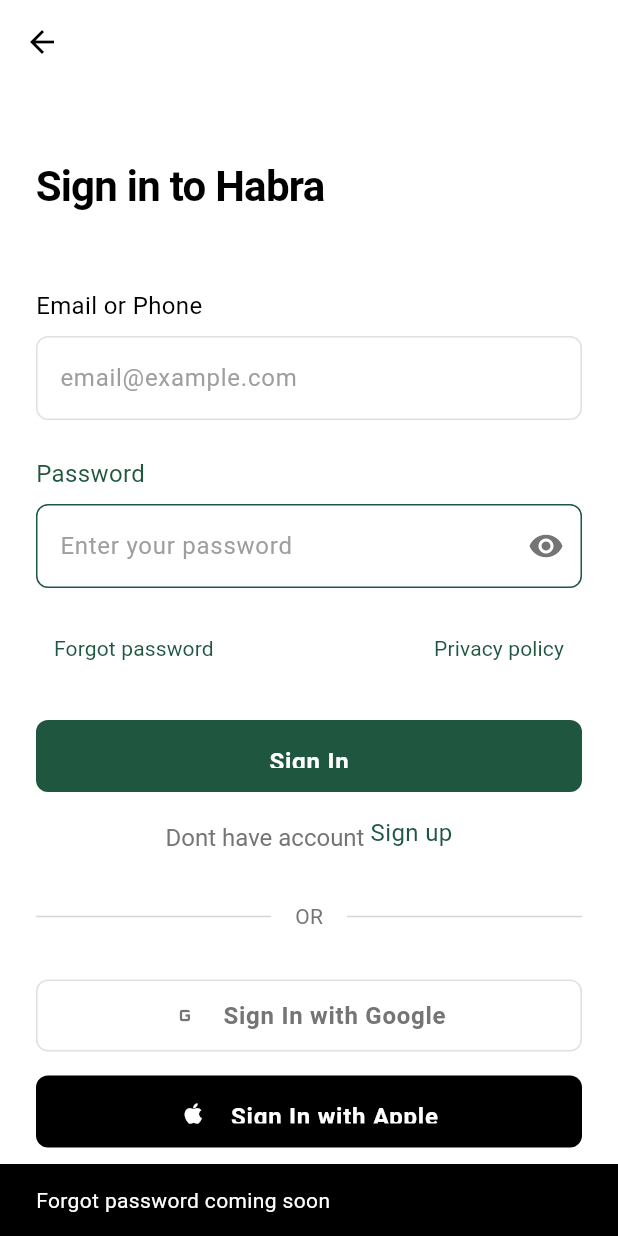
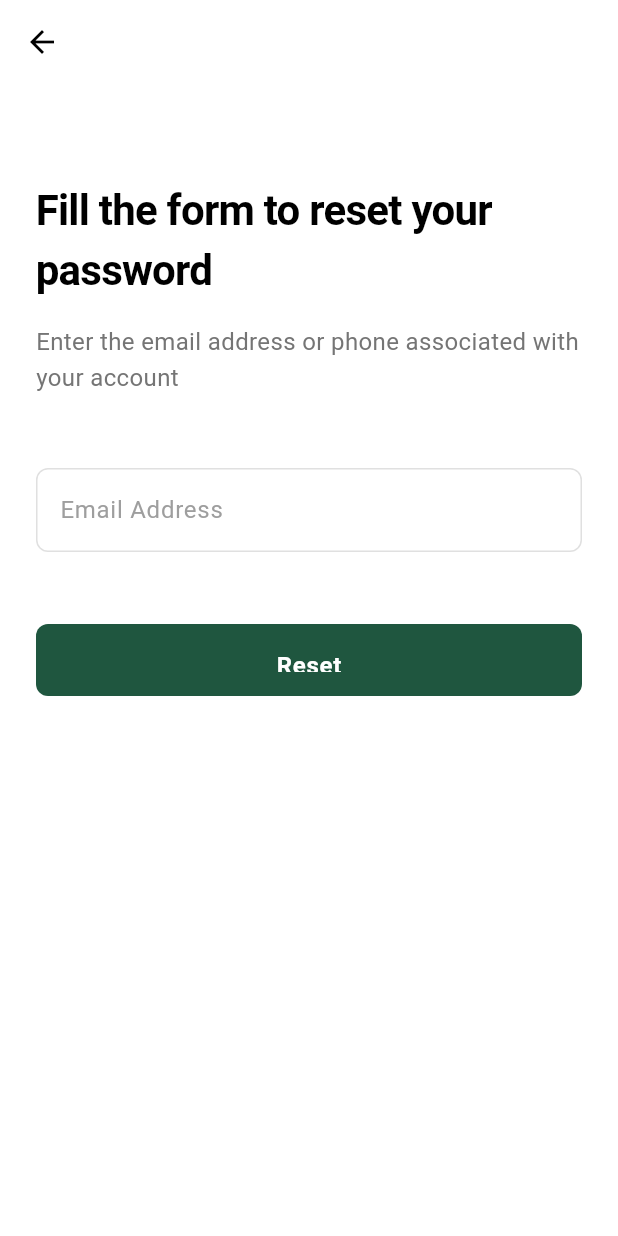
Before and after one commit to Qmem-Tech/Habra-Mobile-App, a Flutter app: the SignInPage screen opened directly, after a tap on "Forgot password", on a phone screen of 412 x 824 dp. Run offline on Flutter 3.47's test engine with Material 3 defaults, Android fonts, the phone set to English and light mode, and no system bars; our stand-ins replace cloud_firestore, connectivity_plus, dartz, dio, equatable, firebase_auth and 9 more; accounts and stored records are empty; project files that could hold a hidden picture were left out.

Commit message:
feat: forget password and reset password flow

```diff
--- /dev/null
+++ b/lib/features/auth/presentation/pages/forgot_password_page.dart
@@ -0,0 +1,134 @@
+import 'package:flutter/material.dart';
+import '../../../../core/resources/app_resources.dart';
+import '../../../../core/theme/app_colors.dart';
+import '../../../../core/theme/app_fonts.dart';
+import 'reset_password_page.dart';
+
+class ForgotPasswordPage extends StatefulWidget {
+  const ForgotPasswordPage({super.key});
+
+  @override
+  State<ForgotPasswordPage> createState() => _ForgotPasswordPageState();
+}
+
+class _ForgotPasswordPageState extends State<ForgotPasswordPage> {
+  final _formKey = GlobalKey<FormState>();
+  final _emailOrPhoneController = TextEditingController();
+
+  @override
+  void dispose() {
+    _emailOrPhoneController.dispose();
+    super.dispose();
+  }
+
+  void _onReset() {
+    if (_formKey.currentState!.validate()) {
+      Navigator.of(context).push(
+        MaterialPageRoute(
+          builder: (_) => ResetPasswordPage(
+            emailOrPhone: _emailOrPhoneController.text,
+          ),
+        ),
+      );
+    }
+  }
+
+  @override
+  Widget build(BuildContext context) {
+    return Scaffold(
+      backgroundColor: AppColors.backgroundWhite,
+      appBar: AppBar(
+        backgroundColor: AppColors.backgroundWhite,
+        elevation: 0,
+        leading: IconButton(
+          icon: const Icon(
+            Icons.arrow_back,
+            color: AppColors.textPrimary,
+          ),
+          onPressed: () => Navigator.of(context).pop(),
+        ),
+      ),
+      body: SafeArea(
+        child: SingleChildScrollView(
+          padding: const EdgeInsets.symmetric(
+            horizontal: AppResources.spacingL,
+            vertical: AppResources.spacingM,
+          ),
+          child: Form(
+            key: _formKey,
+            child: Column(
+              crossAxisAlignment: CrossAxisAlignment.start,
+              children: [
+                const SizedBox(height: AppResources.spacingXXL),
+
+                // Title
+                Text(
+                  'Fill the form to reset your password',
+                  style: AppFonts.largeTitle(color: AppColors.textPrimary),
+                ),
+                const SizedBox(height: AppResources.spacingM),
+
+                // Description
+                Text(
+                  'Enter the email address or phone associated with your account',
+                  style: AppFonts.body(color: AppColors.textSecondary),
+                ),
+                const SizedBox(height: AppResources.spacingXXL),
+
+                // Email or Phone field
+                TextFormField(
+                  controller: _emailOrPhoneController,
+                  keyboardType: TextInputType.emailAddress,
+                  decoration: InputDecoration(
+                    hintText: 'Email Address',
+                    hintStyle: AppFonts.body(color: AppColors.textTertiary),
+                    border: OutlineInputBorder(
+                      borderRadius: BorderRadius.circular(AppResources.radiusM),
+                      borderSide: BorderSide(color: AppColors.backgroundGrey),
+                    ),
+                    enabledBorder: OutlineInputBorder(
+                      borderRadius: BorderRadius.circular(AppResources.radiusM),
+                      borderSide: BorderSide(color: AppColors.backgroundGrey),
+                    ),
+                    focusedBorder: OutlineInputBorder(
+                      borderRadius: BorderRadius.circular(AppResources.radiusM),
+                      borderSide: const BorderSide(color: AppColors.brandPrimary),
+                    ),
+                  ),
+                  validator: (value) {
+                    if (value == null || value.isEmpty) {
+                      return 'Please enter your email address or phone number';
+                    }
+                    return null;
+                  },
+                ),
+                const SizedBox(height: AppResources.spacingXXL),
+
+                // Reset button
+                SizedBox(
+                  width: double.infinity,
+                  height: AppResources.buttonHeightM,
+                  child: ElevatedButton(
+                    onPressed: _onReset,
+                    style: ElevatedButton.styleFrom(
+                      backgroundColor: AppColors.brandPrimary,
+                      foregroundColor: AppColors.textOnPrimary,
+                      elevation: 0,
+                      shape: RoundedRectangleBorder(
+                        borderRadius: BorderRadius.circular(AppResources.radiusM),
+                      ),
+                    ),
+                    child: Text(
+                      'Reset',
+                      style: AppFonts.button(color: AppColors.textOnPrimary),
+                    ),
+                  ),
+                ),
+              ],
+            ),
+          ),
+        ),
+      ),
+    );
+  }
+}
--- a/lib/features/auth/presentation/pages/sign_in_page.dart
+++ b/lib/features/auth/presentation/pages/sign_in_page.dart
@@ -11,6 +11,7 @@ import '../../../home/presentation/pages/business_owner_home_page.dart';
 import '../../../home/presentation/pages/admin_home_page.dart';
 import '../../../home/presentation/pages/guest_home_page.dart';
 import 'sign_up_options_page.dart';
+import 'forgot_password_page.dart';
 
 class SignInPage extends StatefulWidget {
   const SignInPage({super.key});
@@ -189,9 +190,10 @@ class _SignInPageState extends State<SignInPage> {
                       children: [
                         TextButton(
                           onPressed: () {
-                            // TODO: Navigate to forgot password
-                            ScaffoldMessenger.of(context).showSnackBar(
-                              const SnackBar(content: Text('Forgot password coming soon')),
+                            Navigator.of(context).push(
+                              MaterialPageRoute(
+                                builder: (_) => const ForgotPasswordPage(),
+                              ),
                             );
                           },
                           child: Text(
```
Also changed, not shown: lib/features/auth/presentation/pages/reset_password_page.dart (added, +212 -0 lines).
